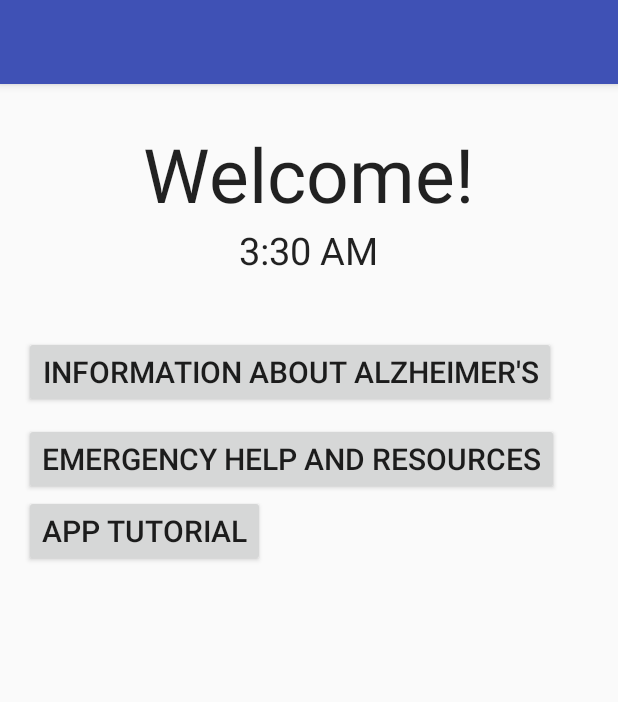
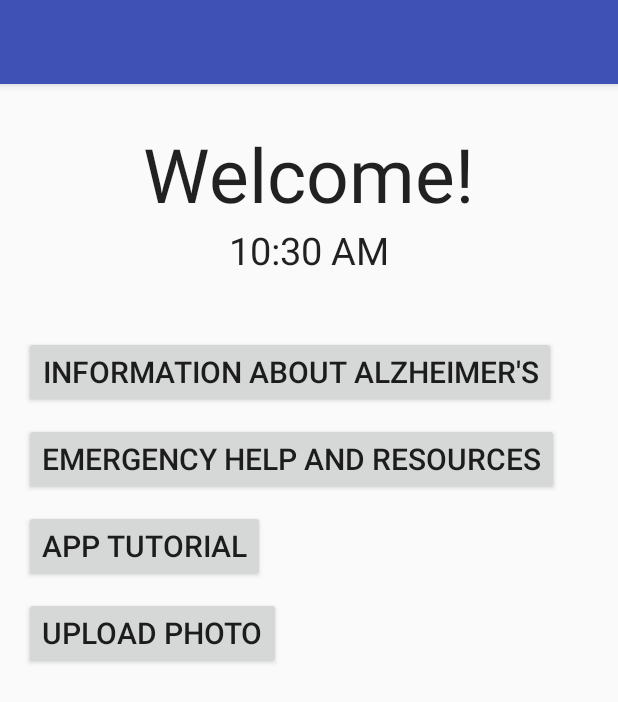
Before and after one commit to snmalineni/AlzheimersNWAPW, an Android app: the screen it shows after launch (Homepage), on a phone screen of 412 x 824 dp. Shown: the top 702 px of the screen. Run offline under Robolectric (Android 15) with nearby library versions, the phone set to English and light mode, and no system bars.

Commit message:
version 1.0 complete

```diff
--- a/app/src/main/java/com/sneha/newalzheimersapplication/Homepage.java
+++ b/app/src/main/java/com/sneha/newalzheimersapplication/Homepage.java
@@ -1,9 +1,10 @@
 package com.sneha.newalzheimersapplication;
 
-import android.content.Intent;
+import android.support.v7.app.AppCompatActivity;
 import android.os.Bundle;
-import android.support.v7.app.AppCompatActivity;
+
 import android.view.View;
+import 	android.content.Intent;
 
 public class Homepage extends AppCompatActivity {
 
@@ -27,4 +28,9 @@ public class Homepage extends AppCompatActivity {
         Intent intent = new Intent(this, Tutorial.class);
         startActivity(intent);
     } //when Tutorial button pressed, go to Tutorial page
+
+    public void goUpload(View view) {
+        Intent intent = new Intent(this, MainActivity.class);
+        startActivity(intent);
+    } //when Tutorial button pressed, go to Tutorial page (TEMPORARY)
 }
--- a/app/src/main/res/layout/activity_alz_help.xml
+++ b/app/src/main/res/layout/activity_alz_help.xml
@@ -7,7 +7,7 @@
     android:paddingLeft="@dimen/activity_horizontal_margin"
     android:paddingRight="@dimen/activity_horizontal_margin"
     android:paddingTop="@dimen/activity_vertical_margin"
-    tools:context="com.sneha.alzapp9.AlzHelp">
+    tools:context="com.sneha.newalzheimersapplication.AlzHelp">
 
     <TextView
         android:layout_width="wrap_content"
--- a/app/src/main/res/layout/activity_alz_information.xml
+++ b/app/src/main/res/layout/activity_alz_information.xml
@@ -7,7 +7,7 @@
     android:paddingLeft="@dimen/activity_horizontal_margin"
     android:paddingRight="@dimen/activity_horizontal_margin"
     android:paddingTop="@dimen/activity_vertical_margin"
-    tools:context="com.sneha.alzapp9.AlzInformation">
+    tools:context="com.sneha.newalzheimersapplication.AlzInformation">
 
     <TextView
         android:layout_width="wrap_content"
--- a/app/src/main/res/layout/activity_homepage.xml
+++ b/app/src/main/res/layout/activity_homepage.xml
@@ -7,7 +7,7 @@
     android:paddingLeft="@dimen/activity_horizontal_margin"
     android:paddingRight="@dimen/activity_horizontal_margin"
     android:paddingTop="@dimen/activity_vertical_margin"
-    tools:context="com.sneha.alzapp9.Homepage">
+    tools:context="com.sneha.newalzheimersapplication.Homepage">
 
     <TextView
         android:layout_width="wrap_content"
@@ -37,8 +37,7 @@
         android:id="@+id/textClock"
         android:layout_below="@+id/welcome"
         android:layout_centerHorizontal="true"
-        android:textSize="25sp"
-        android:timeZone="America/Los_Angeles"/>
+        android:textSize="25sp" />
 
     <Button
         android:layout_width="wrap_content"
@@ -59,6 +58,67 @@
         android:textSize="20sp"
         android:onClick="goTutorial"
         android:layout_below="@+id/button2"
-        android:layout_alignParentStart="true" />
+        android:layout_alignParentStart="true"
+        android:layout_marginTop="10dp" />
+
+    <Button
+        android:layout_width="wrap_content"
+        android:layout_height="wrap_content"
+        android:layout_below="@+id/button3"
+        android:layout_marginTop="10dp"
+        android:text="Upload Photo"
+        android:id="@+id/button4"
+        android:onClick="goUpload"
+        android:textSize="20dp" />
+
+    <TabHost
+        android:layout_width="match_parent"
+        android:layout_height="match_parent"
+        android:id="@+id/tabHost"
+        android:layout_alignParentBottom="true"
+        android:layout_centerHorizontal="true">
+
+        <LinearLayout
+            android:layout_width="match_parent"
+            android:layout_height="match_parent"
+            android:orientation="vertical">
+
+            <FrameLayout
+                android:id="@android:id/tabcontent"
+                android:layout_width="match_parent"
+                android:layout_height="wrap_content"
+                android:layout_weight="1">
+
+                <LinearLayout
+                    android:id="@+id/library"
+                    android:layout_width="match_parent"
+                    android:layout_height="match_parent"
+                    android:orientation="vertical"></LinearLayout>
+
+                <LinearLayout
+                    android:id="@+id/home"
+                    android:layout_width="match_parent"
+                    android:layout_height="match_parent"
+                    android:orientation="vertical"></LinearLayout>
+
+                <LinearLayout
+                    android:id="@+id/game"
+                    android:layout_width="match_parent"
+                    android:layout_height="match_parent"
+                    android:orientation="vertical"
+                    android:layout_gravity="left|center_vertical">
+
+                </LinearLayout>
+            </FrameLayout>
+
+            <TabWidget
+                android:id="@android:id/tabs"
+                android:layout_width="match_parent"
+                android:layout_height="wrap_content"
+                android:layout_weight="0"
+                android:layout_marginBottom="-4dp"></TabWidget>
+
+        </LinearLayout>
+    </TabHost>
 
 </RelativeLayout>
--- a/app/src/main/res/layout/activity_tutorial.xml
+++ b/app/src/main/res/layout/activity_tutorial.xml
@@ -7,7 +7,7 @@
     android:paddingLeft="@dimen/activity_horizontal_margin"
     android:paddingRight="@dimen/activity_horizontal_margin"
     android:paddingTop="@dimen/activity_vertical_margin"
-    tools:context="com.sneha.alzapp9.Tutorial">
+    tools:context="com.sneha.newalzheimersapplication.Tutorial">
 
     <TextView
         android:layout_width="wrap_content"
```
Also changed, not shown: 2 other files.
